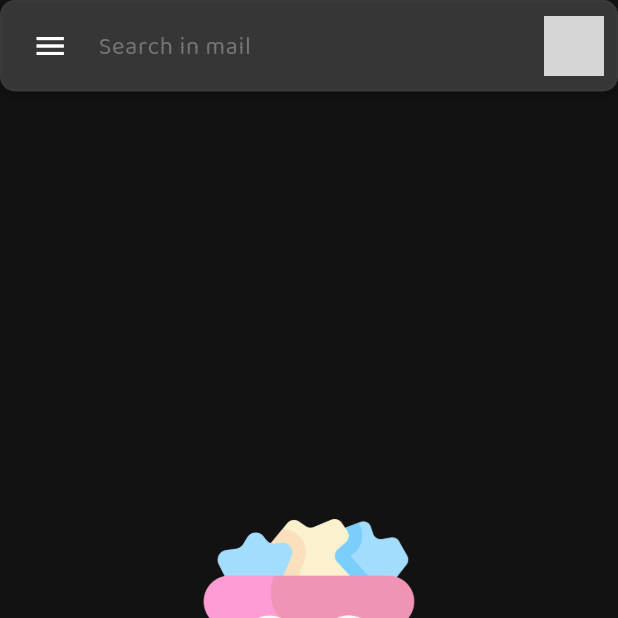
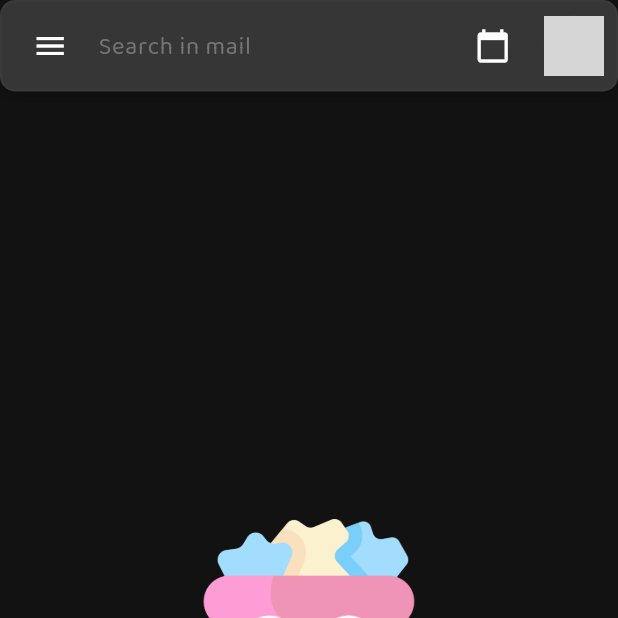
Before and after one commit to rstzsy/GmailProject, a Flutter app: the TrashPage screen opened directly, after a tap on the "menu" icon, after a tap on "All inboxes", on a phone screen of 412 x 824 dp, the top half of it. Run offline on Flutter 3.47's test engine with Material 3 defaults, Android fonts, the phone set to English and light mode, and no system bars; our stand-ins replace firebase_auth, firebase_core, firebase_database, font_awesome_flutter, image_picker; accounts and stored records are empty; network calls fail; grey boxes are pictures that could not be loaded.

Commit message:
done search and filter time in inbox page

```diff
--- a/gmail_project/lib/components/search.dart
+++ b/gmail_project/lib/components/search.dart
@@ -1,7 +1,9 @@
 import 'package:flutter/material.dart';
 
 class Search extends StatelessWidget {
-  const Search({super.key});
+  final Function(String)? onChanged;
+  final VoidCallback? onDateFilterTap;
+  const Search({super.key, this.onChanged, this.onDateFilterTap});
 
   @override
   Widget build(BuildContext context) {
@@ -16,13 +18,18 @@ class Search extends StatelessWidget {
           const SizedBox(width: 8),
           Expanded(
             child: TextField(
+              onChanged: onChanged,
               decoration: InputDecoration(
                 hintText: "Search in mail",
                 border: InputBorder.none,
                 hintStyle: TextStyle(color: Colors.grey[600]),
               ),
-              style: const TextStyle(color: Colors.black87),
+              style: const TextStyle(color: Colors.white),
             ),
+          ),
+          IconButton(
+            icon: const Icon(Icons.calendar_today, color: Colors.white),
+            onPressed: onDateFilterTap,
           ),
         ],
       ),
--- a/gmail_project/pubspec.yaml
+++ b/gmail_project/pubspec.yaml
@@ -35,6 +35,8 @@ dependencies:
   firebase_core: ^2.27.0
   firebase_auth: ^4.17.4
   firebase_database: ^10.4.5
+
+  intl: ^0.18.1
 
   font_awesome_flutter: ^10.7.0
   image_picker: ^1.0.7
```
Also changed, not shown: gmail_project/lib/components/listview.dart (+26 -2 lines), gmail_project/lib/pages/inbox_page.dart (+26 -3 lines), gmail_project/pubspec.lock.
